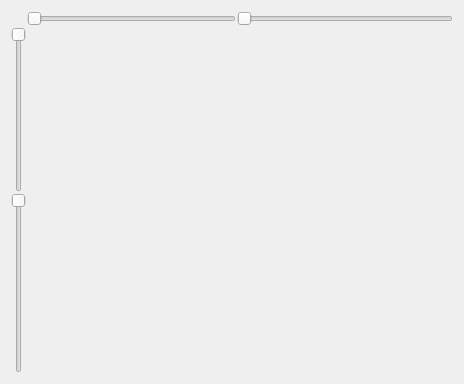
Before: the Qt Designer form src/triview.ui in dividedmind/stardust-finder, drawn with Qt 5.
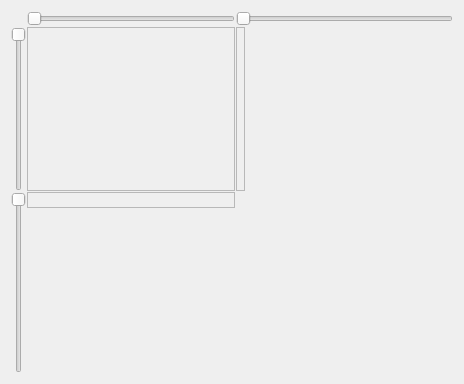
After: the same form once the commit is applied. Custom widgets are drawn as their Qt base class.

```diff
--- a/src/triview.ui
+++ b/src/triview.ui
@@ -21,6 +21,9 @@
    </property>
    <item row="0" column="1" >
     <widget class="QSlider" name="xSlicer" >
+     <property name="maximum" >
+      <number>0</number>
+     </property>
      <property name="orientation" >
       <enum>Qt::Horizontal</enum>
      </property>
@@ -28,6 +31,9 @@
    </item>
    <item row="0" column="2" colspan="2" >
     <widget class="QSlider" name="zSlicer2" >
+     <property name="maximum" >
+      <number>0</number>
+     </property>
      <property name="orientation" >
       <enum>Qt::Horizontal</enum>
      </property>
@@ -35,6 +41,9 @@
    </item>
    <item row="1" column="0" >
     <widget class="QSlider" name="ySlicer" >
+     <property name="maximum" >
+      <number>0</number>
+     </property>
      <property name="orientation" >
       <enum>Qt::Vertical</enum>
      </property>
@@ -45,6 +54,12 @@
    </item>
    <item row="1" column="1" >
     <widget class="ImageStack" name="topView" >
+     <property name="frameShape" >
+      <enum>QFrame::StyledPanel</enum>
+     </property>
+     <property name="frameShadow" >
+      <enum>QFrame::Sunken</enum>
+     </property>
      <property name="text" >
       <string/>
      </property>
@@ -52,6 +67,12 @@
    </item>
    <item row="1" column="2" >
     <widget class="ImageStack" name="sideView" >
+     <property name="frameShape" >
+      <enum>QFrame::StyledPanel</enum>
+     </property>
+     <property name="frameShadow" >
+      <enum>QFrame::Sunken</enum>
+     </property>
      <property name="text" >
       <string/>
      </property>
@@ -72,6 +93,9 @@
    </item>
    <item rowspan="2" row="2" column="0" >
     <widget class="QSlider" name="zSlicer" >
+     <property name="maximum" >
+      <number>0</number>
+     </property>
      <property name="orientation" >
       <enum>Qt::Vertical</enum>
      </property>
@@ -82,6 +106,12 @@
    </item>
    <item row="2" column="1" >
     <widget class="ImageStack" name="frontView" >
+     <property name="frameShape" >
+      <enum>QFrame::StyledPanel</enum>
+     </property>
+     <property name="frameShadow" >
+      <enum>QFrame::Sunken</enum>
+     </property>
      <property name="text" >
       <string/>
      </property>
```
